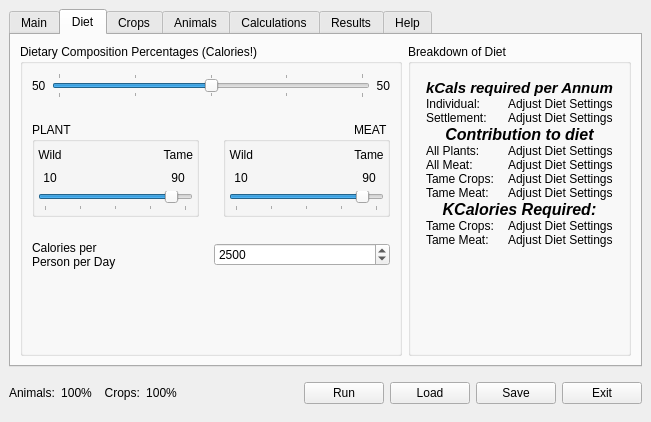
This is src/ui/lamainformbase.ui in arkygeek/landuseanalyst as Qt 5 draws it before an edit. The edited form follows.
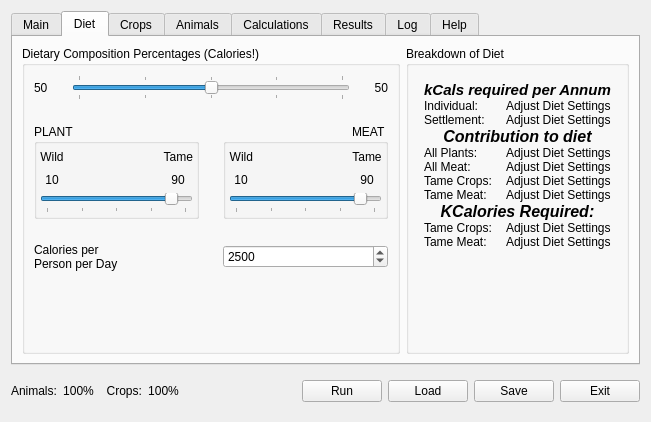
This is the edited form. The open tabs and pages were chosen to show the change. Icons and pictures are not drawn.

Commit message: Implement loggin of model to main form using signals & slots. Converted all qDebugs in lamodel.cpp to use new logging stuff.

Patch:
```diff
--- a/src/ui/lamainformbase.ui
+++ b/src/ui/lamainformbase.ui
@@ -11,9 +11,7 @@
    </rect>
   </property>
   <property name="sizePolicy" >
-   <sizepolicy>
-    <hsizetype>4</hsizetype>
-    <vsizetype>4</vsizetype>
+   <sizepolicy vsizetype="Maximum" hsizetype="Maximum" >
     <horstretch>0</horstretch>
     <verstretch>0</verstretch>
    </sizepolicy>
@@ -25,18 +23,10 @@
    <iconset resource="../resources/resources.qrc" >:/la_icon_small.png</iconset>
   </property>
   <layout class="QGridLayout" >
-   <property name="margin" >
-    <number>9</number>
-   </property>
-   <property name="spacing" >
-    <number>6</number>
-   </property>
    <item row="0" column="0" >
     <widget class="QTabWidget" name="MainTabs" >
      <property name="sizePolicy" >
-      <sizepolicy>
-       <hsizetype>7</hsizetype>
-       <vsizetype>7</vsizetype>
+      <sizepolicy vsizetype="Expanding" hsizetype="Expanding" >
        <horstretch>0</horstretch>
        <verstretch>0</verstretch>
       </sizepolicy>
@@ -553,18 +543,10 @@
        <string>Diet</string>
       </attribute>
       <layout class="QGridLayout" >
-       <property name="margin" >
-        <number>9</number>
-       </property>
-       <property name="spacing" >
-        <number>6</number>
-       </property>
        <item row="0" column="0" >
         <widget class="QGroupBox" name="diet_comp_box" >
          <property name="sizePolicy" >
-          <sizepolicy>
-           <hsizetype>5</hsizetype>
-           <vsizetype>5</vsizetype>
+          <sizepolicy vsizetype="Preferred" hsizetype="Preferred" >
            <horstretch>0</horstretch>
            <verstretch>0</verstretch>
           </sizepolicy>
@@ -573,20 +555,14 @@
           <string>Dietary Composition Percentages (Calories!)</string>
          </property>
          <layout class="QGridLayout" >
-          <property name="margin" >
-           <number>9</number>
+          <property name="horizontalSpacing" >
+           <number>24</number>
           </property>
-          <property name="spacing" >
+          <property name="verticalSpacing" >
            <number>24</number>
           </property>
           <item row="2" column="0" colspan="2" >
            <layout class="QHBoxLayout" >
-            <property name="margin" >
-             <number>0</number>
-            </property>
-            <property name="spacing" >
-             <number>6</number>
-            </property>
             <item>
              <widget class="QLabel" name="label6" >
               <property name="toolTip" >
@@ -649,7 +625,19 @@
              <property name="margin" >
               <number>3</number>
              </property>
-             <property name="spacing" >
+             <property name="topMargin" >
+              <number>3</number>
+             </property>
+             <property name="rightMargin" >
+              <number>3</number>
+             </property>
+             <property name="bottomMargin" >
+              <number>3</number>
+             </property>
+             <property name="horizontalSpacing" >
+              <number>3</number>
+             </property>
+             <property name="verticalSpacing" >
               <number>3</number>
              </property>
              <item row="1" column="1" >
@@ -778,12 +766,6 @@
           </item>
           <item row="0" column="0" colspan="2" >
            <layout class="QHBoxLayout" >
-            <property name="margin" >
-             <number>0</number>
-            </property>
-            <property name="spacing" >
-             <number>6</number>
-            </property>
             <item>
              <widget class="QLabel" name="labelCropPercent" >
               <property name="toolTip" >
@@ -872,7 +854,19 @@
              <property name="margin" >
               <number>3</number>
              </property>
-             <property name="spacing" >
+             <property name="topMargin" >
+              <number>3</number>
+             </property>
+             <property name="rightMargin" >
+              <number>3</number>
+             </property>
+             <property name="bottomMargin" >
+              <number>3</number>
+             </property>
+             <property name="horizontalSpacing" >
+              <number>3</number>
+             </property>
+             <property name="verticalSpacing" >
               <number>3</number>
              </property>
              <item row="0" column="0" >
@@ -1024,9 +1018,7 @@
        <item row="0" column="1" >
         <widget class="QGroupBox" name="groupBox_2" >
          <property name="sizePolicy" >
-          <sizepolicy>
-           <hsizetype>5</hsizetype>
-           <vsizetype>3</vsizetype>
+          <sizepolicy vsizetype="MinimumExpanding" hsizetype="Preferred" >
            <horstretch>0</horstretch>
            <verstretch>0</verstretch>
           </sizepolicy>
@@ -1053,7 +1045,19 @@
           <property name="margin" >
            <number>15</number>
           </property>
-          <property name="spacing" >
+          <property name="topMargin" >
+           <number>15</number>
+          </property>
+          <property name="rightMargin" >
+           <number>15</number>
+          </property>
+          <property name="bottomMargin" >
+           <number>15</number>
+          </property>
+          <property name="horizontalSpacing" >
+           <number>0</number>
+          </property>
+          <property name="verticalSpacing" >
            <number>0</number>
           </property>
           <item row="8" column="0" >
@@ -1071,12 +1075,6 @@
           </item>
           <item row="2" column="0" >
            <layout class="QHBoxLayout" >
-            <property name="margin" >
-             <number>0</number>
-            </property>
-            <property name="spacing" >
-             <number>6</number>
-            </property>
             <item>
              <widget class="QLabel" name="label_10" >
               <property name="text" >
@@ -1108,12 +1106,6 @@
           </item>
           <item row="10" column="0" >
            <layout class="QHBoxLayout" >
-            <property name="margin" >
-             <number>0</number>
-            </property>
-            <property name="spacing" >
-             <number>6</number>
-            </property>
             <item>
              <widget class="QLabel" name="label_21" >
               <property name="text" >
@@ -1132,12 +1124,6 @@
           </item>
           <item row="7" column="0" >
            <layout class="QHBoxLayout" >
-            <property name="margin" >
-             <number>0</number>
-            </property>
-            <property name="spacing" >
-             <number>6</number>
-            </property>
             <item>
              <widget class="QLabel" name="label_19" >
               <property name="text" >
@@ -1156,12 +1142,6 @@
           </item>
           <item row="9" column="0" >
            <layout class="QHBoxLayout" >
-            <property name="margin" >
-             <number>0</number>
-            </property>
-            <property name="spacing" >
-             <number>6</number>
-            </property>
             <item>
              <widget class="QLabel" name="label_23" >
               <property name="text" >
@@ -1180,12 +1160,6 @@
           </item>
           <item row="4" column="0" >
            <layout class="QHBoxLayout" >
-            <property name="margin" >
-             <number>0</number>
-            </property>
-            <property name="spacing" >
-             <number>6</number>
-            </property>
             <item>
              <widget class="QLabel" name="label_12" >
               <property name="text" >
@@ -1204,12 +1178,6 @@
           </item>
           <item row="1" column="0" >
            <layout class="QHBoxLayout" >
-            <property name="margin" >
-             <number>0</number>
-            </property>
-            <property name="spacing" >
-             <number>6</number>
-            </property>
             <item>
              <widget class="QLabel" name="label_8" >
               <property name="text" >
@@ -1228,12 +1196,6 @@
           </item>
           <item row="6" column="0" >
            <layout class="QHBoxLayout" >
-            <property name="margin" >
-             <number>0</number>
-            </property>
-            <property name="spacing" >
-             <number>6</number>
-            </property>
             <item>
              <widget class="QLabel" name="label_18" >
               <property name="text" >
@@ -1265,12 +1227,6 @@
           </item>
           <item row="5" column="0" >
            <layout class="QHBoxLayout" >
-            <property name="margin" >
-             <number>0</number>
-            </property>
-            <property name="spacing" >
-             <number>6</number>
-            </property>
             <item>
              <widget class="QLabel" name="label_16" >
               <property name="text" >
@@ -1888,6 +1844,16 @@
        </item>
       </layout>
      </widget>
+     <widget class="QWidget" name="tabLogs" >
+      <attribute name="title" >
+       <string>Log</string>
+      </attribute>
+      <layout class="QGridLayout" >
+       <item row="0" column="0" >
+        <widget class="QTextBrowser" name="tbLogs" />
+       </item>
+      </layout>
+     </widget>
      <widget class="QWidget" name="help_tab" >
       <attribute name="title" >
        <string>Help</string>
@@ -2467,12 +2433,6 @@
    </item>
    <item row="1" column="0" >
     <layout class="QHBoxLayout" >
-     <property name="margin" >
-      <number>0</number>
-     </property>
-     <property name="spacing" >
-      <number>6</number>
-     </property>
      <item>
       <widget class="QLabel" name="label_5" >
        <property name="toolTip" >
@@ -2547,9 +2507,7 @@
      <item>
       <widget class="QPushButton" name="pushButtonRun" >
        <property name="sizePolicy" >
-        <sizepolicy>
-         <hsizetype>0</hsizetype>
-         <vsizetype>0</vsizetype>
+        <sizepolicy vsizetype="Fixed" hsizetype="Fixed" >
          <horstretch>0</horstretch>
          <verstretch>0</verstretch>
         </sizepolicy>
@@ -2580,9 +2538,7 @@
      <item>
       <widget class="QPushButton" name="pushButtonLoad" >
        <property name="sizePolicy" >
-        <sizepolicy>
-         <hsizetype>1</hsizetype>
-         <vsizetype>0</vsizetype>
+        <sizepolicy vsizetype="Fixed" hsizetype="Minimum" >
          <horstretch>0</horstretch>
          <verstretch>0</verstretch>
         </sizepolicy>
@@ -2607,9 +2563,7 @@
      <item>
       <widget class="QPushButton" name="pushButtonSave" >
        <property name="sizePolicy" >
-        <sizepolicy>
-         <hsizetype>0</hsizetype>
-         <vsizetype>0</vsizetype>
+        <sizepolicy vsizetype="Fixed" hsizetype="Fixed" >
          <horstretch>0</horstretch>
          <verstretch>0</verstretch>
         </sizepolicy>
@@ -2628,9 +2582,7 @@
      <item>
       <widget class="QPushButton" name="pushButtonExit" >
        <property name="sizePolicy" >
-        <sizepolicy>
-         <hsizetype>0</hsizetype>
-         <vsizetype>0</vsizetype>
+        <sizepolicy vsizetype="Fixed" hsizetype="Fixed" >
          <horstretch>0</horstretch>
          <verstretch>0</verstretch>
         </sizepolicy>
```
Left out of the diff: 205 changed lines with no effect on the pictures. The commit also changes 5 other files.
